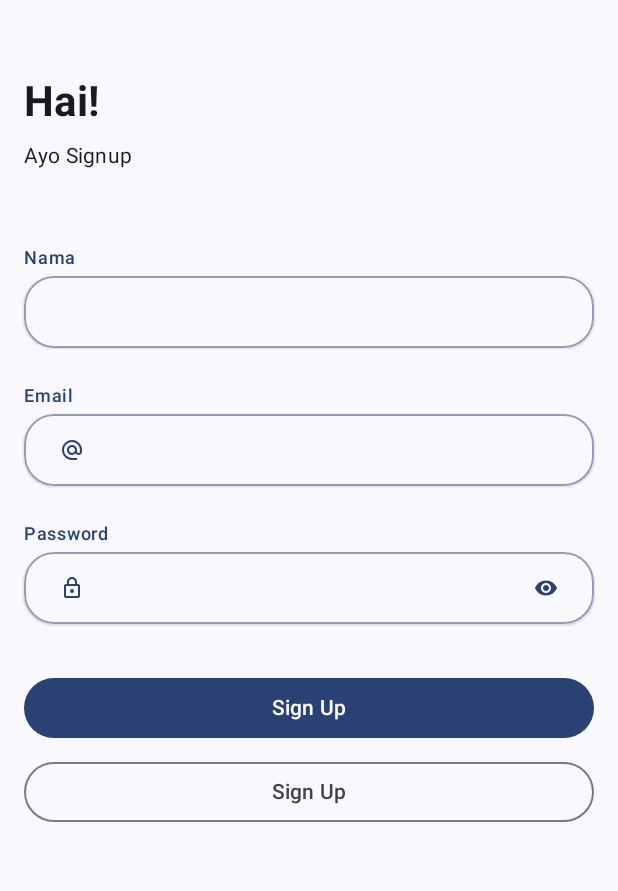
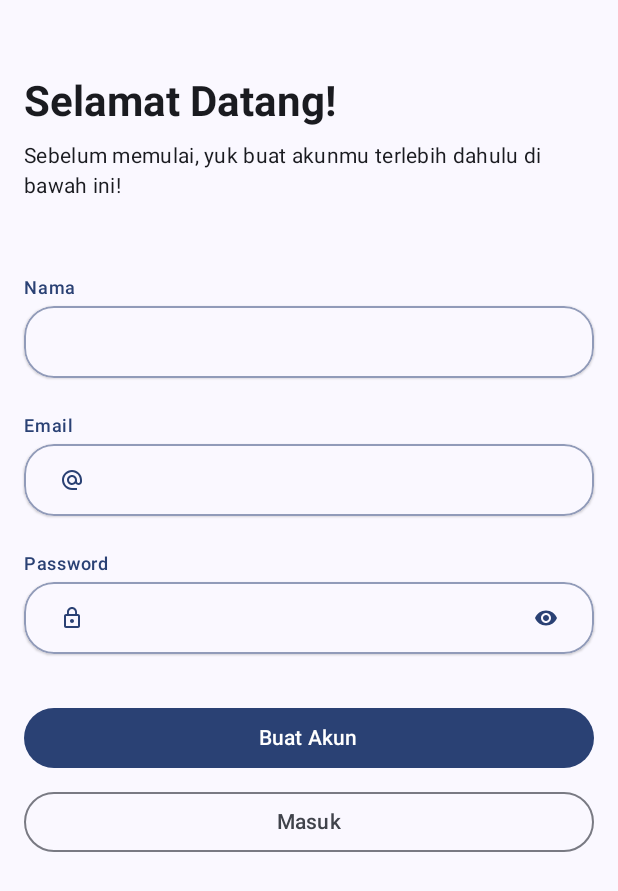
Before and after one commit to skinsift/skinsift, an Android app built with Jetpack Compose: the SignupScreen screen opened through its navigation route, on a phone screen of 412 x 824 dp. Shown: the top 891 px of the screen. Run offline under Robolectric (Android 15) with nearby library versions, the phone set to English and light mode, and no system bars.

Commit message:
i forgot to make a branch, my bad

```diff
--- a/app/src/main/java/com/ayukrisna/skinsift/view/ui/screen/login/LoginScreen.kt
+++ b/app/src/main/java/com/ayukrisna/skinsift/view/ui/screen/login/LoginScreen.kt
@@ -22,6 +22,7 @@ import androidx.compose.ui.Alignment
 import androidx.compose.ui.Modifier
 import androidx.compose.ui.graphics.Color
 import androidx.compose.ui.res.painterResource
+import androidx.compose.ui.res.stringResource
 import androidx.compose.ui.text.font.FontWeight
 import androidx.compose.ui.text.input.ImeAction
 import androidx.compose.ui.text.input.KeyboardType
@@ -49,11 +50,13 @@ fun LoginScreen(
                 .padding(horizontal = 16.dp, vertical = 42.dp)
         ) {
             // Greetings
-            Text("Log In", style = MaterialTheme.typography.headlineMedium, fontWeight = FontWeight.Bold,
+            Text(
+                stringResource(R.string.hai), style = MaterialTheme.typography.headlineMedium, fontWeight = FontWeight.Bold,
                 modifier = Modifier
                     .fillMaxWidth()
                     .padding(0.dp, 8.dp, 0.dp, 8.dp))
-            Text("Ayo Login",
+            Text(
+                stringResource(R.string.login_instruction),
                 style = MaterialTheme.typography.bodyMedium,
                 modifier = Modifier
                     .fillMaxWidth()
@@ -98,9 +101,10 @@ fun LoginButton(
     Button(onClick = {
         viewModel.onEvent(LoginEvent.Submit)
     },
-        modifier = Modifier.fillMaxWidth()
+        modifier = Modifier
+            .fillMaxWidth()
             .padding(0.dp, 16.dp, 0.dp, 8.dp)) {
-        Text("Log In")
+        Text(stringResource(R.string.login_btn))
     }
 }
 
@@ -109,9 +113,10 @@ fun SignupButton(onNavigateToSignup: () -> Unit, modifier: Modifier = Modifier){
     OutlinedButton(onClick = {
         onNavigateToSignup()
     },
-        modifier = Modifier.fillMaxWidth()
+        modifier = Modifier
+            .fillMaxWidth()
             .padding(0.dp, 0.dp, 0.dp, 8.dp)) {
-        Text("Sign Up")
+        Text(stringResource(R.string.signup_btn))
     }
 }
 
@@ -162,7 +167,8 @@ fun PasswordTextField(
                             contentDescription = "Visible",
                             tint = MaterialTheme.colorScheme.primary,
                             modifier = Modifier
-                                .requiredSize(48.dp).padding(16.dp)
+                                .requiredSize(48.dp)
+                                .padding(16.dp)
                         )
                     }
                 }
--- a/app/src/main/java/com/ayukrisna/skinsift/view/ui/screen/signup/SignupScreen.kt
+++ b/app/src/main/java/com/ayukrisna/skinsift/view/ui/screen/signup/SignupScreen.kt
@@ -22,6 +22,7 @@ import androidx.compose.ui.Alignment
 import androidx.compose.ui.Modifier
 import androidx.compose.ui.graphics.Color
 import androidx.compose.ui.res.painterResource
+import androidx.compose.ui.res.stringResource
 import androidx.compose.ui.text.font.FontWeight
 import androidx.compose.ui.text.input.ImeAction
 import androidx.compose.ui.text.input.KeyboardType
@@ -50,11 +51,13 @@ fun SignupScreen(
                 .padding(horizontal = 16.dp, vertical = 42.dp)
         ) {
             // Greetings
-            Text("Hai!", style = MaterialTheme.typography.headlineMedium, fontWeight = FontWeight.Bold,
+            Text(
+                stringResource(R.string.welcome), style = MaterialTheme.typography.headlineMedium, fontWeight = FontWeight.Bold,
                 modifier = Modifier
                     .fillMaxWidth()
                     .padding(0.dp, 8.dp, 0.dp, 8.dp))
-            Text("Ayo Signup",
+            Text(
+                stringResource(R.string.signup_instruction),
                 style = MaterialTheme.typography.bodyMedium,
                 modifier = Modifier
                     .fillMaxWidth()
@@ -100,9 +103,10 @@ fun SignupButton(
     Button(onClick = {
         viewModel.onEvent(SignupEvent.Submit)
     },
-        modifier = Modifier.fillMaxWidth()
+        modifier = Modifier
+            .fillMaxWidth()
             .padding(0.dp, 16.dp, 0.dp, 8.dp)) {
-        Text("Sign Up")
+        Text(stringResource(R.string.signup_btn))
     }
 }
 
@@ -111,9 +115,10 @@ fun LoginButton(onNavigateToLogin: () -> Unit, modifier: Modifier = Modifier){
     OutlinedButton(onClick = {
         onNavigateToLogin()
     },
-        modifier = Modifier.fillMaxWidth()
+        modifier = Modifier
+            .fillMaxWidth()
             .padding(0.dp, 0.dp, 0.dp, 8.dp)) {
-        Text("Sign Up")
+        Text(stringResource(R.string.login_btn))
     }
 }
 
@@ -181,7 +186,8 @@ fun PasswordTextField(
                             contentDescription = "Visible",
                             tint = MaterialTheme.colorScheme.primary,
                             modifier = Modifier
-                                .requiredSize(48.dp).padding(16.dp)
+                                .requiredSize(48.dp)
+                                .padding(16.dp)
                         )
                     }
                 }
--- a/app/src/main/res/values/strings.xml
+++ b/app/src/main/res/values/strings.xml
@@ -10,6 +10,12 @@
     <string name="home_intro3">" yang sesuai denganmu."</string>
     <string name="ingredients_scanner">Ingredients Scanner</string>
     <string name="lihat_selengkapnya">Lihat Selengkapnya</string>
-    <string name="review_scanner">Review Scanner</string>
-    <string name="artikel_menarik">Artikel Menarik</string>
+    <string name="ingredients_saved">Ingredients Tersimpan</string>
+    <string name="interesting_articles">Artikel Menarik</string>
+    <string name="hai">Hai!</string>
+    <string name="login_instruction">Sebelum memulai, yuk masukkan username dan passwordmu di bawah ini!</string>
+    <string name="login_btn">Masuk</string>
+    <string name="signup_btn">Buat Akun</string>
+    <string name="welcome">Selamat Datang!</string>
+    <string name="signup_instruction">Sebelum memulai, yuk buat akunmu terlebih dahulu di bawah ini!</string>
 </resources>
```
Also changed, not shown: app/src/main/java/com/ayukrisna/skinsift/view/ui/screen/dictionary/DictionaryScreen.kt (added, +8 -0 lines), app/src/main/java/com/ayukrisna/skinsift/view/ui/screen/home/HomeScreen.kt (+5 -5 lines).
